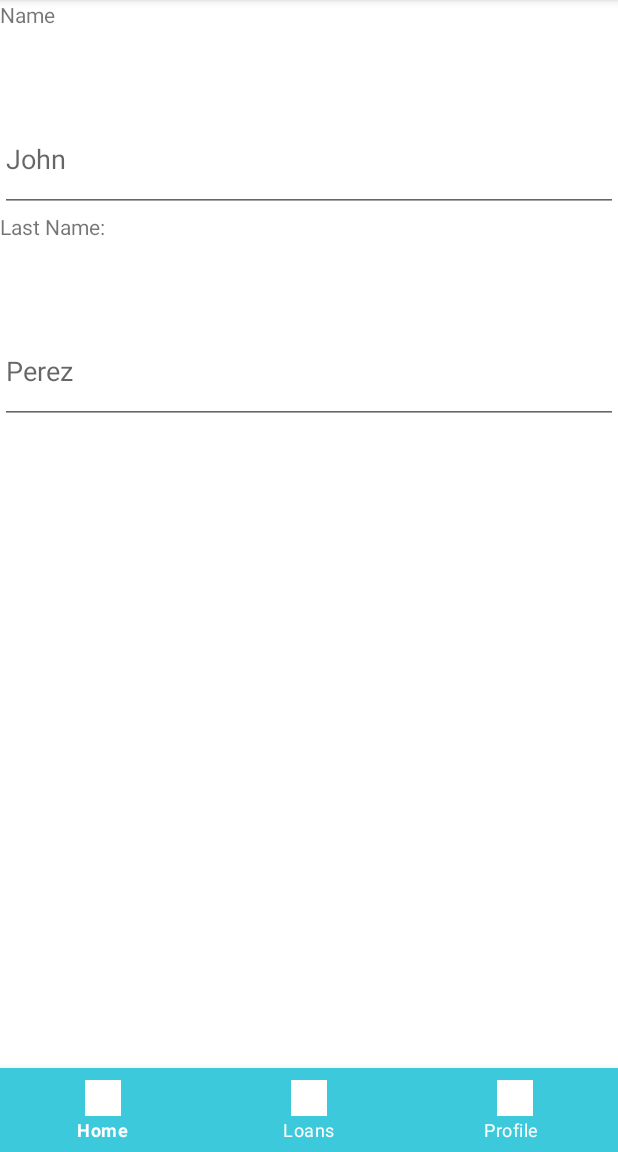
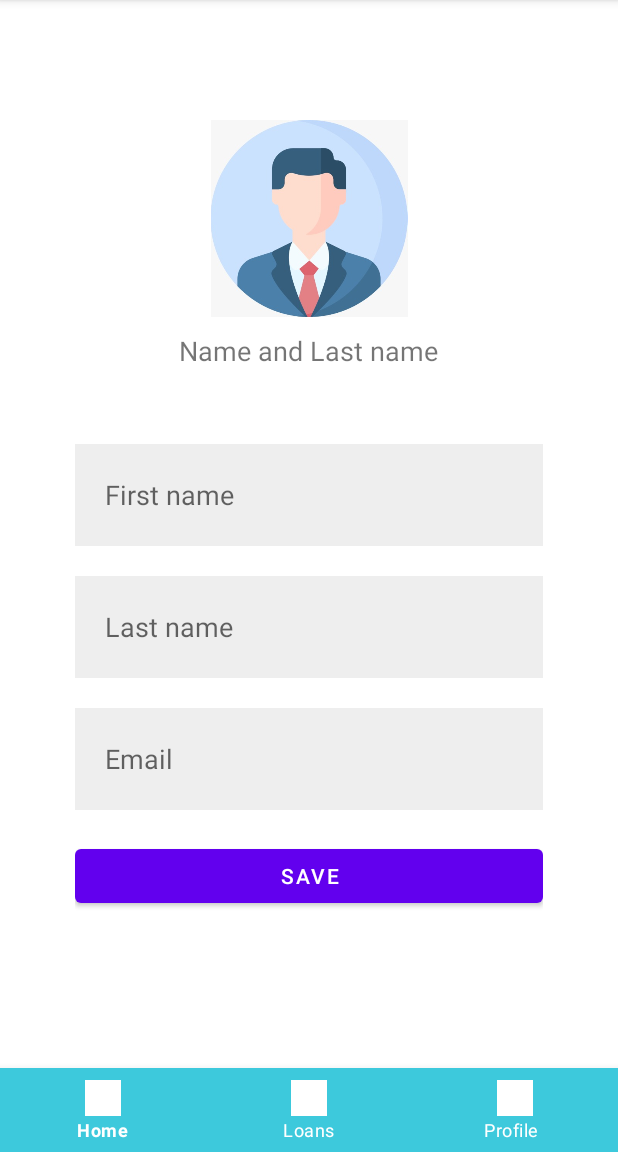
Before and after one commit to Juan-Monreal/iti27849u1_equipo_08, an Android app: the screen it shows after launch (MainActivity), item 3 of the bottom bar chosen, on a phone screen of 412 x 824 dp, the part 84-1236 px from its top. Run offline under Robolectric (Android 15) with nearby library versions, the phone set to English and light mode, and no system bars; 2 statements that could not run were skipped.

Commit message:
add: profile, loans, about

```diff
--- a/app/src/main/java/com/upv/pm_2022/iti_27849_u1_equipo_08/MainActivity.java
+++ b/app/src/main/java/com/upv/pm_2022/iti_27849_u1_equipo_08/MainActivity.java
@@ -37,7 +37,7 @@ public class MainActivity extends AppCompatActivity {
 
         mBottomNavigationn =(BottomNavigationView) findViewById(R.id.bottomNavegation);
         sw1=findViewById(R.id.id_switch);
-        frameLayout = findViewById(R.id.frameLayout);
+        //frameLayout = findViewById(R.id.frameLayout);
         mBottomNavigationn.setOnNavigationItemSelectedListener(new BottomNavigationView.OnNavigationItemSelectedListener() {
             @Override
             public boolean onNavigationItemSelected(@NonNull MenuItem menuItem) {
--- a/app/src/main/java/fragments/LoansFragment.java
+++ b/app/src/main/java/fragments/LoansFragment.java
@@ -59,6 +59,6 @@ public class LoansFragment extends Fragment {
     public View onCreateView(LayoutInflater inflater, ViewGroup container,
                              Bundle savedInstanceState) {
         // Inflate the layout for this fragment
-        return inflater.inflate(R.layout.fragment_loans, container, false);
+        return inflater.inflate(R.layout.loans, container, false);
     }
 }
--- a/app/src/main/java/fragments/ProfileFragment.java
+++ b/app/src/main/java/fragments/ProfileFragment.java
@@ -22,6 +22,6 @@ public class ProfileFragment extends Fragment {
     public View onCreateView(LayoutInflater inflater, ViewGroup container,
                              Bundle savedInstanceState) {
         // Inflate the layout for this fragment
-        return inflater.inflate(R.layout.fragment_profile, container, false);
+        return inflater.inflate(R.layout.profile, container, false);
     }
 }
--- a/app/src/main/res/layout/fragment_profile.xml
+++ /dev/null
@@ -1,45 +0,0 @@
-<FrameLayout xmlns:android="http://schemas.android.com/apk/res/android"
-    xmlns:tools="http://schemas.android.com/tools"
-    android:layout_width="match_parent"
-    android:layout_height="match_parent"
-    tools:context="fragments.ProfileFragment">
-
-    <!-- TODO: Update blank fragment layout -->
-    <LinearLayout
-        android:layout_width="match_parent"
-        android:layout_height="match_parent"
-        android:orientation="vertical"
-        android:weightSum="10">
-
-        <TextView
-            android:id="@+id/tv_name"
-            android:layout_width="match_parent"
-            android:layout_height="0dp"
-            android:text="Name"
-            android:layout_weight="1" />
-
-        <EditText
-            android:id="@+id/inputName"
-            android:layout_width="match_parent"
-            android:layout_height="0dp"
-            android:layout_weight="1"
-            android:hint="John">
-
-        </EditText>
-        <TextView
-            android:id="@+id/tv_lastName"
-            android:layout_width="match_parent"
-            android:layout_height="0dp"
-            android:layout_weight="1"
-            android:text="Last Name:"/>
-
-        <EditText
-            android:id="@+id/inputLastName"
-            android:layout_width="match_parent"
-            android:layout_height="0dp"
-            android:layout_weight="1"
-            android:hint="Perez">
-        </EditText>
-    </LinearLayout>
-
-</FrameLayout>
--- /dev/null
+++ b/app/src/main/res/layout/profile.xml
@@ -0,0 +1,108 @@
+<LinearLayout xmlns:android="http://schemas.android.com/apk/res/android"
+    xmlns:tools="http://schemas.android.com/tools"
+    android:layout_width="match_parent"
+    android:layout_height="match_parent"
+    android:orientation="vertical"
+    android:layout_marginHorizontal="30dp"
+    tools:context=".MainActivity">
+
+    <LinearLayout
+        android:orientation="vertical"
+        android:layout_width="fill_parent"
+        android:layout_height="0dp"
+        android:layout_marginTop="80dp"
+        android:layout_marginBottom="10dp"
+        android:layout_weight="1">
+
+        <ImageView
+            android:layout_width="fill_parent"
+            android:layout_height="fill_parent"
+            android:id="@+id/imageView"
+            android:src="@drawable/profile"
+            android:layout_gravity="center_horizontal" />
+
+    </LinearLayout>
+
+    <TextView
+        android:text="Name and Last name"
+        android:textSize="18dp"
+        android:layout_gravity="center_horizontal"
+        android:layout_width="wrap_content"
+        android:layout_height="wrap_content"
+        android:id="@+id/usuario" />
+
+    <LinearLayout
+        android:orientation="vertical"
+        android:layout_width="fill_parent"
+        android:layout_height="0dp"
+        android:layout_marginTop="50dp"
+        android:layout_marginHorizontal="20dp"
+        android:layout_weight="2">
+
+        <EditText
+            android:background="#EEEEEE"
+            android:layout_width="match_parent"
+            android:layout_weight="1"
+            android:paddingLeft="20dp"
+            android:layout_marginBottom="20dp"
+            android:hint="First name"
+            android:digits="abcdefghijklmnopqrstuvwxyzABCDEFGHIJKLMNOPQRSTUVWXYZ "
+            android:layout_gravity="center"
+            android:layout_height="wrap_content"
+            android:inputType="textPersonName"
+            android:text=""
+            android:ems="10"
+            android:id="@+id/firstName"
+            />
+
+        <EditText
+            android:background="#EEEEEE"
+            android:layout_width="match_parent"
+            android:layout_weight="1"
+            android:paddingLeft="20dp"
+            android:layout_marginBottom="20dp"
+            android:hint="Last name"
+            android:digits="abcdefghijklmnopqrstuvwxyzABCDEFGHIJKLMNOPQRSTUVWXYZ "
+            android:layout_gravity="center"
+            android:layout_height="wrap_content"
+            android:inputType="textPersonName"
+            android:text=""
+            android:ems="10"
+            android:id="@+id/lastName"
+            />
+
+        <EditText
+            android:background="#EEEEEE"
+            android:layout_width="match_parent"
+            android:layout_weight="1"
+            android:paddingLeft="20dp"
+            android:layout_marginBottom="20dp"
+            android:hint="Email"
+            android:digits="abcdefghijklmnopqrstuvwxyzABCDEFGHIJKLMNOPQRSTUVWXYZ "
+            android:layout_gravity="center"
+            android:layout_height="wrap_content"
+            android:inputType="textPersonName"
+            android:text=""
+            android:ems="10"
+            android:id="@+id/email"
+            />
+
+    </LinearLayout>
+
+    <LinearLayout
+        android:orientation="horizontal"
+        android:layout_width="match_parent"
+        android:layout_height="wrap_content"
+        android:layout_marginBottom="100dp"
+        android:layout_marginHorizontal="20dp">
+
+        <Button
+            android:id="@+id/saveButton"
+            android:layout_width="0dp"
+            android:layout_height="wrap_content"
+            android:layout_gravity="center"
+            android:layout_weight="1"
+            android:text="Save" />
+    </LinearLayout>
+
+</LinearLayout>
```
Also changed, not shown: app/src/main/res/layout/about.xml (added, +250 -0 lines), app/src/main/res/layout/fragment_home.xml (+60 -2 lines), app/src/main/res/layout/fragment_loans.xml (deleted, +0 -73 lines), app/src/main/res/layout/loans.xml (added, +94 -0 lines), app/src/main/res/drawable/profile.jpeg (added).
